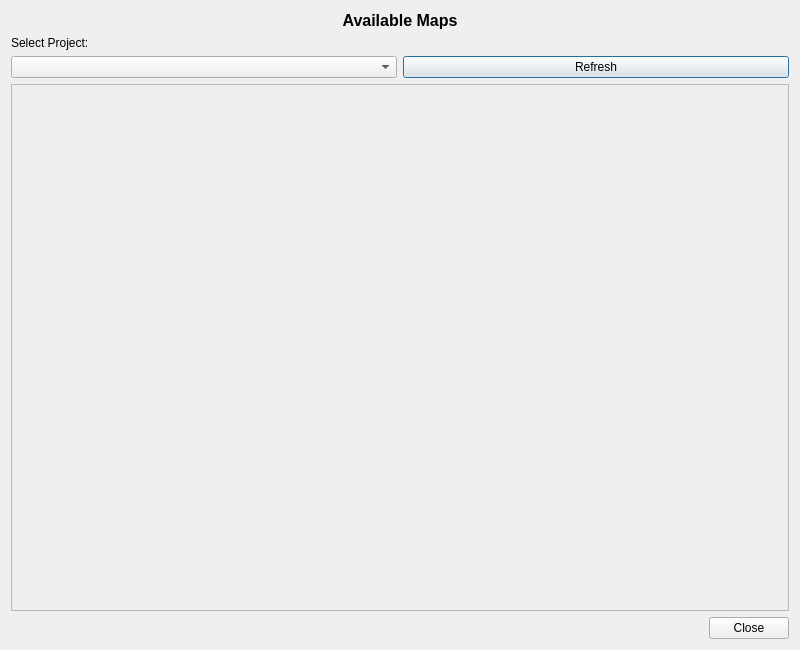
First picture: the form in ui/GetMapDialog.ui, repository maphub-co/maphub-qgis, before the edit.
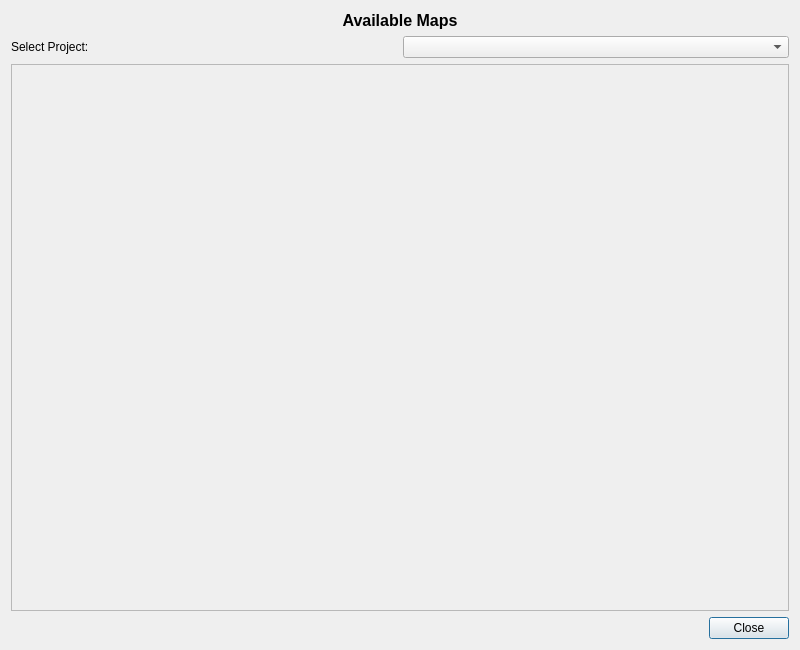
Second picture: the form after the edit.

Commit message: ✨ [ui] Add tag display for maps in GetMapDialog

The edit to the form file:
```diff
--- a/ui/GetMapDialog.ui
+++ b/ui/GetMapDialog.ui
@@ -32,6 +32,8 @@
     </widget>
    </item>
    <item>
+    <layout class="QHBoxLayout" name="horizontalLayout_project">
+     <item>
     <widget class="QLabel" name="label_project">
      <property name="text">
       <string>Select Project:</string>
@@ -39,17 +41,8 @@
     </widget>
    </item>
    <item>
-    <layout class="QHBoxLayout" name="horizontalLayout_project">
-     <item>
       <widget class="QComboBox" name="comboBox_project"/>
      </item>
-     <item>
-      <widget class="QPushButton" name="btn_refresh">
-       <property name="text">
-        <string>Refresh</string>
-       </property>
-      </widget>
-     </item>
     </layout>
    </item>
    <item>
```
Lines whose indentation alone changed are shown as unchanged. The commit also changes 3 other files.
